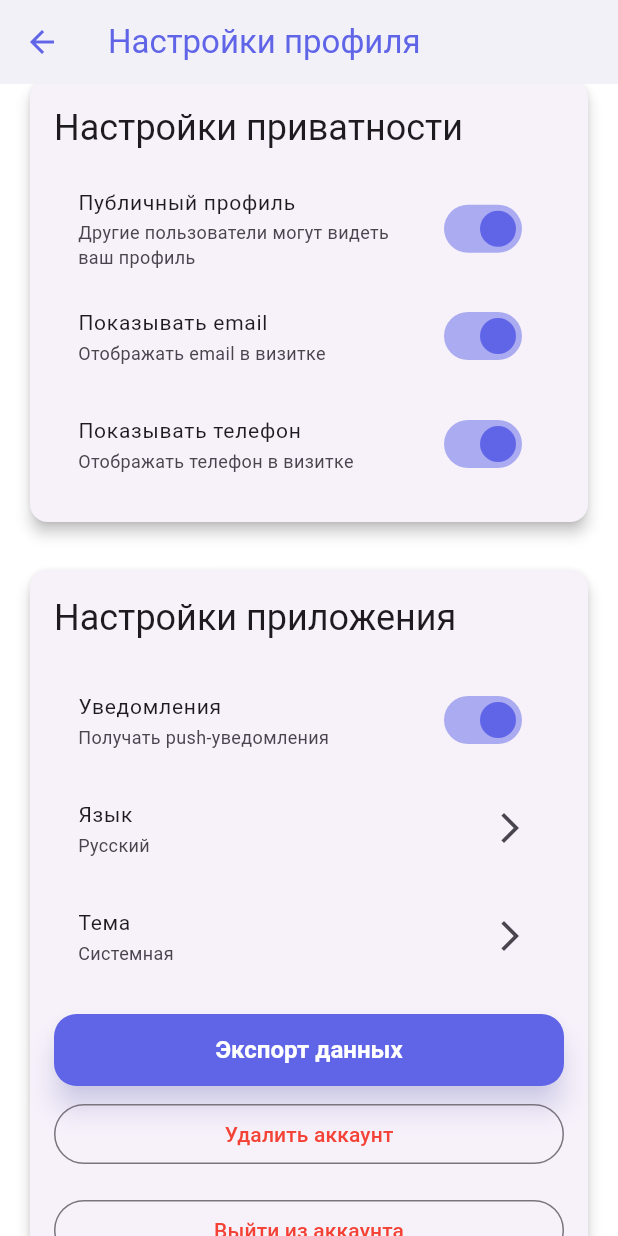
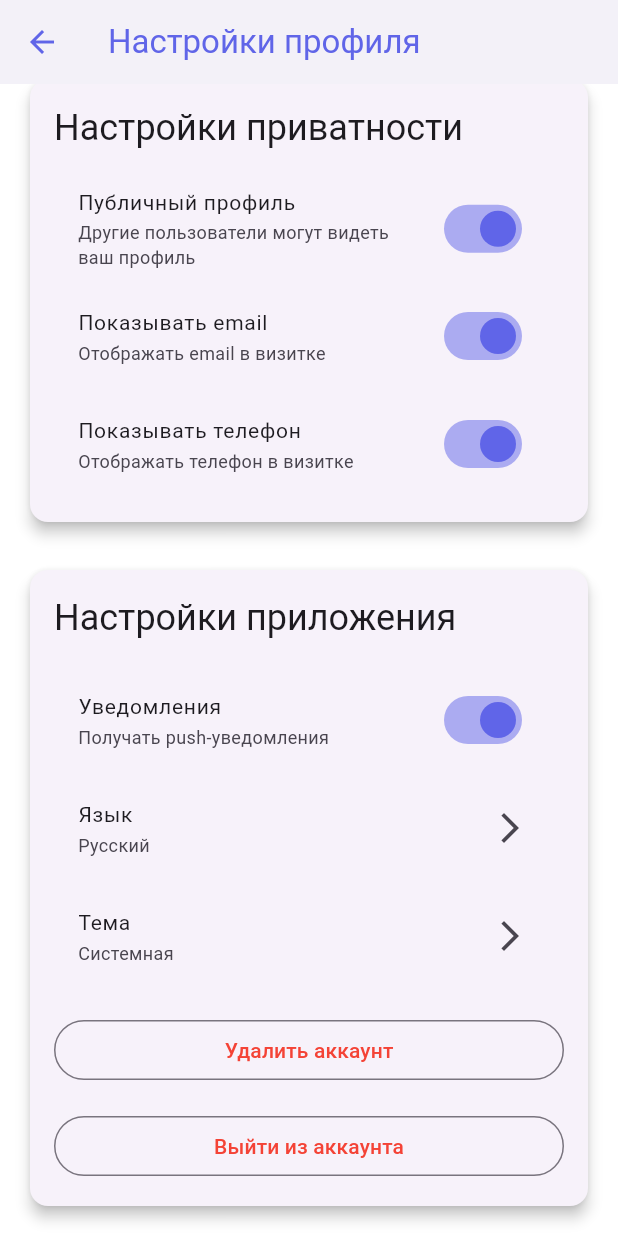
Before and after one commit to jdhantfor/coFound, a Flutter app: the ProfileSettingsScreen screen opened directly with empty values, scrolled down 915 dp, on a phone screen of 412 x 824 dp. Run offline on Flutter 3.47's test engine with Material 3 defaults, Android fonts, the phone set to English and light mode, and no system bars; our stand-ins replace dio, flutter_svg, image_picker, permission_handler, qr_flutter, shared_preferences and 1 more; missing offline and left inert: mobile_scanner; accounts and stored records are empty; network calls fail.

Commit message:
Fix avatar display and remove export data button

```diff
--- a/lib/screens/profile_settings_screen.dart
+++ b/lib/screens/profile_settings_screen.dart
@@ -360,18 +360,18 @@
               onTap: _selectTheme,
             ),
             const SizedBox(height: 16),
-            SizedBox(
-              width: double.infinity,
-              child: ElevatedButton(
-                onPressed: _exportData,
-                style: ElevatedButton.styleFrom(
-                  backgroundColor: AppStyles.primaryColor,
-                  foregroundColor: Colors.white,
-                ),
-                child: const Text('Экспорт данных'),
-              ),
-            ),
-            const SizedBox(height: 8),
+            // SizedBox(
+            //   width: double.infinity,
+            //   child: ElevatedButton(
+            //     onPressed: _exportData,
+            //     style: ElevatedButton.styleFrom(
+            //       backgroundColor: AppStyles.primaryColor,
+            //       foregroundColor: Colors.white,
+            //     ),
+            //     child: const Text('Экспорт данных'),
+            //   ),
+            // ),
+            // const SizedBox(height: 8),
             SizedBox(
               width: double.infinity,
               child: OutlinedButton(
--- a/lib/services/avatar_service.dart
+++ b/lib/services/avatar_service.dart
@@ -187,14 +187,12 @@
         radius: radius,
         backgroundColor: backgroundColor ?? Colors.grey[300],
         backgroundImage: FileImage(File(localPath)),
-        child: placeholder,
       );
     } else if (networkUrl != null) {
       return CircleAvatar(
         radius: radius,
         backgroundColor: backgroundColor ?? Colors.grey[300],
         backgroundImage: NetworkImage(networkUrl),
-        child: placeholder,
       );
     } else {
       return CircleAvatar(
```
